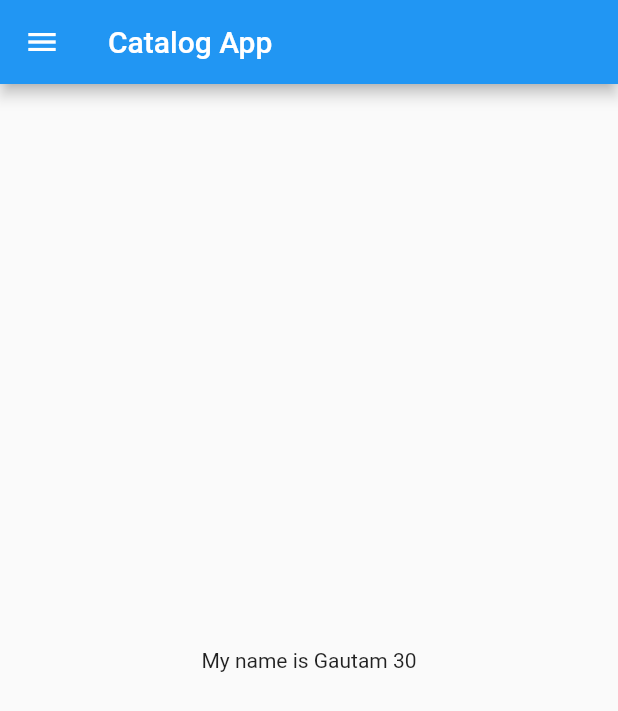
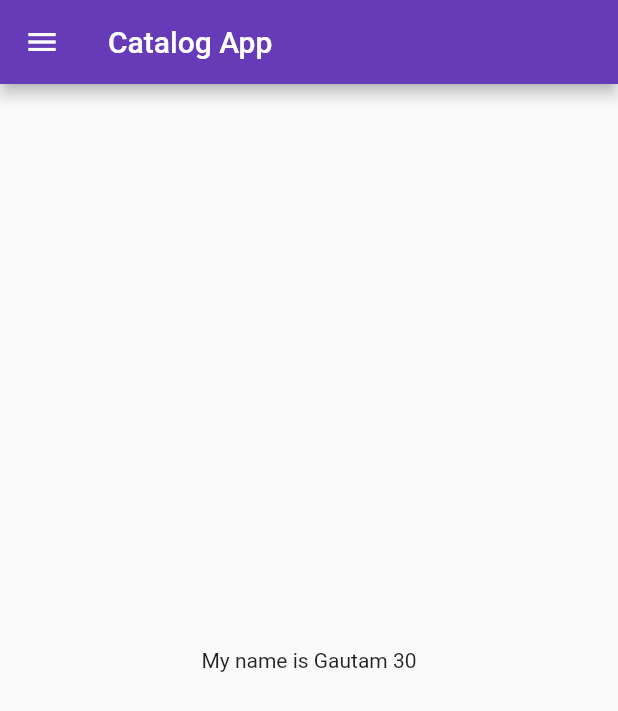
Before and after one commit to gautamm05/Flutter-CatalogApp, a Flutter app: the screen it shows after launch, on a phone screen of 412 x 824 dp. Shown: the top 711 px of the screen. Run offline on Flutter 3.47's test engine with Material 2 defaults, Android fonts, the phone set to English and light mode, and no system bars.

Commit message:
Day 3 Completed

```diff
--- a/analysis_options.yaml
+++ b/analysis_options.yaml
@@ -7,7 +7,7 @@
 
 # The following line activates a set of recommended lints for Flutter apps,
 # packages, and plugins designed to encourage good coding practices.
-include: package:flutter_lints/flutter.yaml
+#include: package:flutter_lints/flutter.yaml
 
 linter:
   # The lint rules applied to this project can be customized in the
--- a/lib/main.dart
+++ b/lib/main.dart
@@ -1,6 +1,8 @@
-import 'package:catalog/HomePage.dart';
+import 'package:catalog/pages/HomePage.dart';
+import 'package:catalog/pages/login.dart';
 import 'package:flutter/material.dart';
-import 'HomePage.dart';
+import 'pages/HomePage.dart';
+import 'pages/login.dart';
 
 void main() {
   runApp(MyApp());
@@ -11,10 +13,17 @@ class MyApp extends StatelessWidget {
 
   @override
   Widget build(BuildContext context) {
-
     return MaterialApp(
       debugShowCheckedModeBanner: false,
-      home: HomePage(),
+      themeMode: ThemeMode.light,
+      theme: ThemeData(primarySwatch: Colors.deepPurple),
+      darkTheme: ThemeData(brightness: Brightness.dark),
+      initialRoute: "/home",
+      routes: {
+        "/": (context) => LoginPage(),
+        "/home": (context) => HomePage(),
+        "/login": (context) => LoginPage(),
+      },
     );
   }
 }
```
Also changed, not shown: lib/pages/login.dart (added, +18 -0 lines), lib/pages/HomePage.dart (renamed from lib/HomePage.dart).
